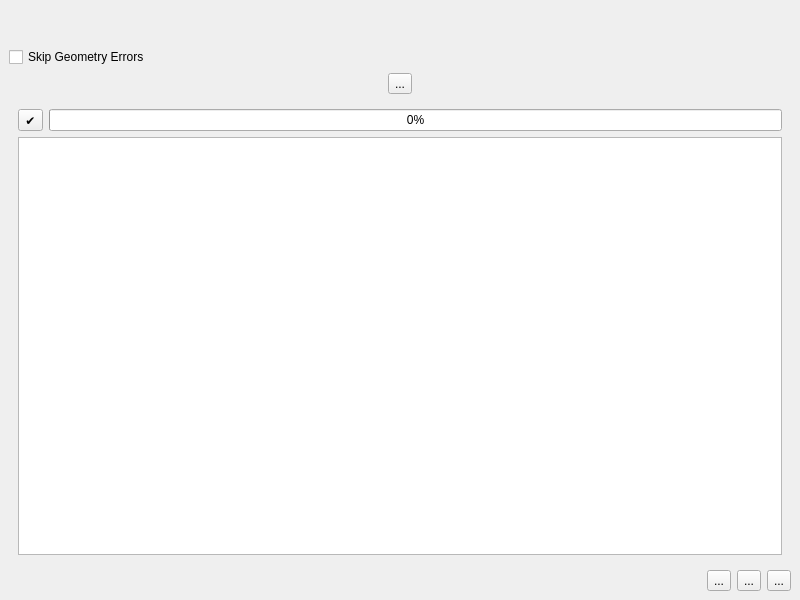
The window that QgisModelBaker/ui/validator.ui (opengisch/QgisModelBaker) describes before a commit, drawn with Qt 5.
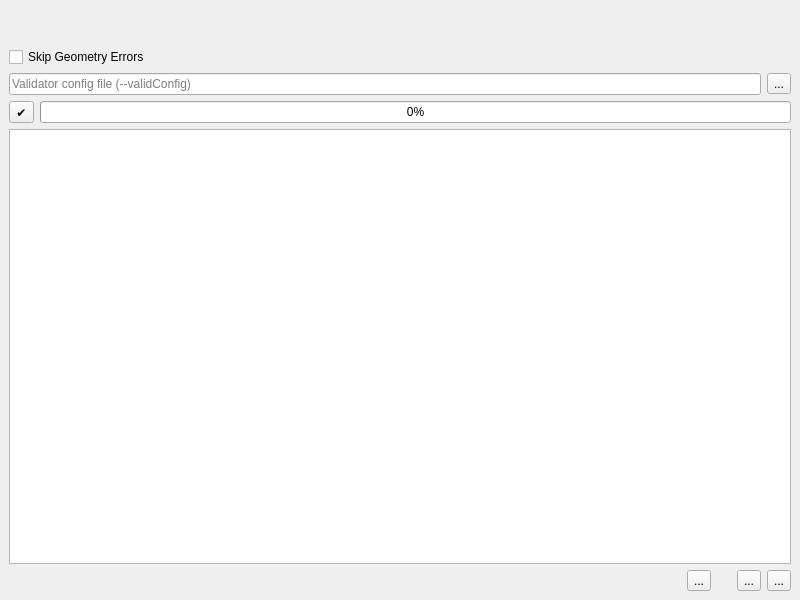
The same window after the commit.

Commit message: Validator --skipGeometryCheck and --validConfig options

Patch:
```diff
--- a/QgisModelBaker/ui/validator.ui
+++ b/QgisModelBaker/ui/validator.ui
@@ -55,9 +55,42 @@
       </property>
      </widget>
     </item>
+    <item row="3" column="0">
+     <layout class="QHBoxLayout" name="horizontalLayout_2">
+      <item>
+       <widget class="QLineEdit" name="validator_config_file_line_edit">
+        <property name="toolTip">
+         <string>ili2db option --validConfig</string>
+        </property>
+        <property name="placeholderText">
+         <string>Validator config file (--validConfig)</string>
+        </property>
+       </widget>
+      </item>
+      <item>
+       <widget class="QToolButton" name="validator_config_file_tool_button">
+        <property name="text">
+         <string>...</string>
+        </property>
+       </widget>
+      </item>
+     </layout>
+    </item>
     <item row="4" column="0">
      <widget class="QWidget" name="validation_layout" native="true">
       <layout class="QVBoxLayout" name="verticalLayout_2">
+       <property name="leftMargin">
+        <number>0</number>
+       </property>
+       <property name="topMargin">
+        <number>0</number>
+       </property>
+       <property name="rightMargin">
+        <number>0</number>
+       </property>
+       <property name="bottomMargin">
+        <number>0</number>
+       </property>
        <item>
         <layout class="QHBoxLayout" name="horizontalLayout">
          <item>
@@ -85,7 +118,7 @@
     <item row="5" column="0">
      <layout class="QHBoxLayout" name="horizontalLayout_3">
       <item>
-       <spacer name="horizontalSpacer">
+       <spacer name="horizontalSpacer_2">
         <property name="orientation">
          <enum>Qt::Horizontal</enum>
         </property>
@@ -110,6 +143,22 @@
         </property>
        </widget>
       </item>
+      <item>
+       <spacer name="horizontalSpacer">
+        <property name="orientation">
+         <enum>Qt::Horizontal</enum>
+        </property>
+        <property name="sizeType">
+         <enum>QSizePolicy::Fixed</enum>
+        </property>
+        <property name="sizeHint" stdset="0">
+         <size>
+          <width>20</width>
+          <height>20</height>
+         </size>
+        </property>
+       </spacer>
+      </item>
       <item>
        <widget class="QToolButton" name="auto_pan_button">
         <property name="toolTip">
```
Left out of the diff: 11 changed lines with no effect on the pictures. The commit also changes 1 other file.
